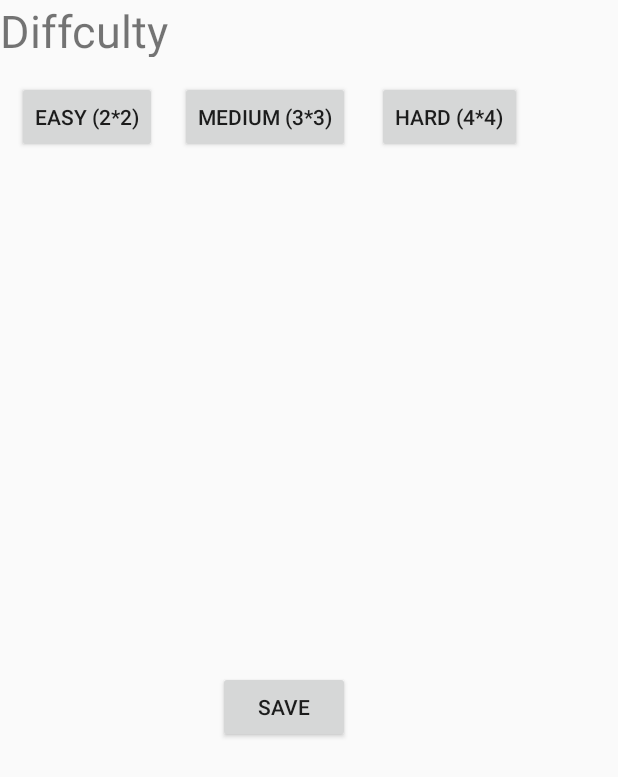
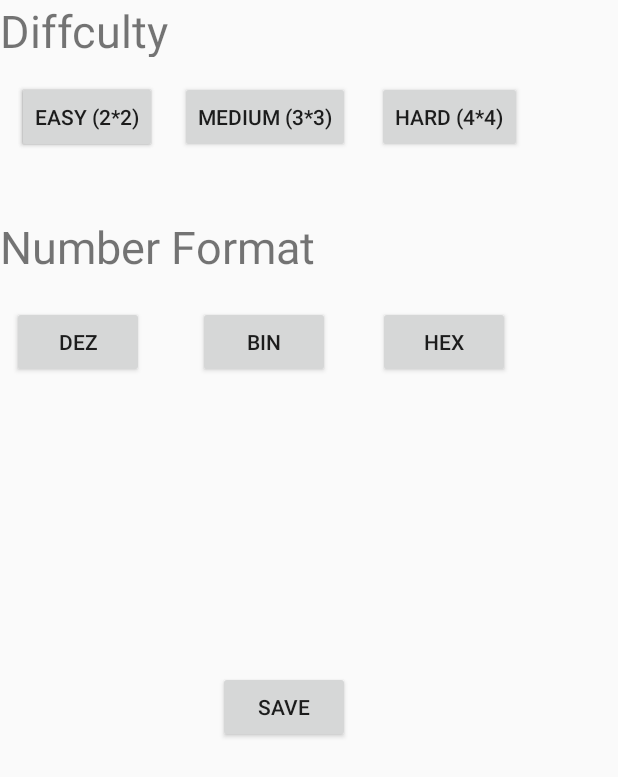
Before and after one commit to maleke9/SwitchSort, an Android app: the SettingsManager screen opened directly, with no data from a screen before it, on a phone screen of 412 x 824 dp. Shown: the top 777 px of the screen. Run offline under Robolectric (Android 15) with nearby library versions, the phone set to English and light mode, and no system bars.

Commit message:
added db

```diff
--- a/app/src/main/AndroidManifest.xml
+++ b/app/src/main/AndroidManifest.xml
@@ -20,6 +20,9 @@
         <activity android:name=".Game"></activity>
         <activity android:name=".SettingsManager"></activity>
         <activity android:name=".About"></activity>
+        <activity android:name=".db.EditScore_activity"></activity>
+        <activity android:name=".db.Highscore_activity"></activity>
+
     </application>
 
 </manifest>
--- a/app/src/main/java/com/example/user/test/SettingsManager.java
+++ b/app/src/main/java/com/example/user/test/SettingsManager.java
@@ -8,12 +8,12 @@ import android.widget.Button;
 
 public class SettingsManager extends Activity implements View.OnClickListener {
 
-    Button easy,medium,hard,save;
+    Button easy,medium,hard,save,dez,bin,hex;
     @Override
     protected void onCreate(Bundle savedInstanceState) {
         super.onCreate(savedInstanceState);
         setContentView(R.layout.activity_settingsmanager);
-        easy = (Button) findViewById(R.id.btn_easy);
+        easy = (Button) findViewById(R.id.btn_hex);
         easy.setOnClickListener(this);
         medium = (Button) findViewById(R.id.btn_medium);
         medium.setOnClickListener(this);
@@ -21,6 +21,15 @@ public class SettingsManager extends Activity implements View.OnClickListener {
         hard.setOnClickListener(this);
         save = findViewById(R.id.btn_save);
         save.setOnClickListener(this);
+
+        dez = findViewById(R.id.btn_dez);
+        dez.setOnClickListener(this);
+
+        bin = findViewById(R.id.btn_bin);
+        bin.setOnClickListener(this);
+
+        hex = findViewById(R.id.btn_hex);
+        hex.setOnClickListener(this);
     }
 
 
@@ -45,6 +54,15 @@ public class SettingsManager extends Activity implements View.OnClickListener {
                 startActivity(toMenue);
                 this.finish();
                 break;
+            case R.id.btn_dez:
+                GlobVar.getInstance().setNumberType(NumberType.DEZ);
+                break;
+            case R.id.btn_bin :
+                GlobVar.getInstance().setNumberType(NumberType.BIN);
+                break;
+            case R.id.btn_hex :
+                GlobVar.getInstance().setNumberType(NumberType.HEX);
+                break;
         }
         }
 }
--- a/app/src/main/res/layout/activity_settingsmanager.xml
+++ b/app/src/main/res/layout/activity_settingsmanager.xml
@@ -1,59 +1,117 @@
 <?xml version="1.0" encoding="utf-8"?>
 <android.support.constraint.ConstraintLayout
     xmlns:android="http://schemas.android.com/apk/res/android"
+    xmlns:app="http://schemas.android.com/apk/res-auto"
     xmlns:tools="http://schemas.android.com/tools"
     android:layout_width="match_parent"
     android:layout_height="match_parent">
 
-    <RelativeLayout
+    <android.support.constraint.ConstraintLayout
+        android:id="@+id/relativeLayout"
         android:layout_width="368dp"
         android:layout_height="495dp"
-        tools:layout_editor_absoluteX="8dp"
-        tools:layout_editor_absoluteY="0dp">
+        tools:layout_editor_absoluteX="7dp"
+        tools:layout_editor_absoluteY="137dp">
+
+        <TextView
+            android:id="@+id/textView"
+            android:layout_width="227dp"
+            android:layout_height="38dp"
+            android:layout_marginTop="144dp"
+            android:text="Number Format"
+            android:textSize="30sp"
+            app:layout_constraintStart_toStartOf="parent"
+            app:layout_constraintTop_toTopOf="parent" />
+
+        <Button
+            android:id="@+id/btn_dez"
+            android:layout_width="wrap_content"
+            android:layout_height="wrap_content"
+            android:layout_marginStart="8dp"
+            android:layout_marginLeft="8dp"
+            android:layout_marginTop="204dp"
+            android:text="DEZ"
+            app:layout_constraintStart_toStartOf="parent"
+            app:layout_constraintTop_toTopOf="parent" />
+
+        <Button
+            android:id="@+id/btn_bin"
+            android:layout_width="wrap_content"
+            android:layout_height="wrap_content"
+            android:layout_marginStart="132dp"
+            android:layout_marginLeft="132dp"
+            android:layout_marginTop="204dp"
+            android:text="BIN"
+            app:layout_constraintStart_toStartOf="parent"
+            app:layout_constraintTop_toTopOf="parent" />
+
+        <Button
+            android:id="@+id/btn_easy2"
+            android:layout_width="wrap_content"
+            android:layout_height="wrap_content"
+            android:layout_marginStart="11dp"
+            android:layout_marginTop="54dp"
+            android:text="Easy (2*2)"
+            app:layout_constraintStart_toStartOf="parent"
+            app:layout_constraintTop_toTopOf="parent" />
 
         <TextView
             android:id="@+id/textView2"
             android:layout_width="227dp"
             android:layout_height="38dp"
             android:text="Diffculty"
-            android:textSize="30sp" />
+            android:textSize="30sp"
+            app:layout_constraintStart_toStartOf="parent"
+            app:layout_constraintTop_toTopOf="parent" />
+
+        <Button
+            android:id="@+id/btn_hex"
+            android:layout_width="wrap_content"
+            android:layout_height="wrap_content"
+            android:layout_marginStart="252dp"
+            android:layout_marginLeft="252dp"
+            android:layout_marginTop="204dp"
+            android:text="HEX"
+            app:layout_constraintStart_toStartOf="parent"
+            app:layout_constraintTop_toTopOf="parent" />
 
         <Button
             android:id="@+id/btn_easy"
             android:layout_width="wrap_content"
             android:layout_height="wrap_content"
-            android:layout_alignParentStart="true"
-            android:layout_alignParentTop="true"
             android:layout_marginStart="11dp"
             android:layout_marginTop="54dp"
-            android:text="Easy (2*2)" />
+            android:text="Easy (2*2)"
+            app:layout_constraintStart_toStartOf="parent"
+            app:layout_constraintTop_toTopOf="parent" />
 
         <Button
             android:id="@+id/btn_medium"
             android:layout_width="wrap_content"
             android:layout_height="wrap_content"
-            android:layout_alignParentStart="true"
-            android:layout_alignParentTop="true"
             android:layout_marginStart="120dp"
             android:layout_marginTop="54dp"
-            android:text="Medium (3*3)" />
+            android:text="Medium (3*3)"
+            app:layout_constraintStart_toStartOf="parent"
+            app:layout_constraintTop_toTopOf="parent" />
 
         <Button
             android:id="@+id/btn_hard"
             android:layout_width="wrap_content"
             android:layout_height="wrap_content"
-            android:layout_alignParentStart="true"
-            android:layout_alignParentTop="true"
             android:layout_marginStart="251dp"
             android:layout_marginTop="54dp"
-            android:text="Hard (4*4)" />
+            android:text="Hard (4*4)"
+            app:layout_constraintStart_toStartOf="parent"
+            app:layout_constraintTop_toTopOf="parent" />
 
         <Button
             android:id="@+id/btn_save"
             android:layout_width="wrap_content"
             android:layout_height="wrap_content"
-            android:layout_alignEnd="@+id/btn_medium"
-            android:layout_alignParentBottom="true"
-            android:text="Save" />
-    </RelativeLayout>
+            android:text="Save"
+            app:layout_constraintBottom_toBottomOf="parent"
+            app:layout_constraintEnd_toEndOf="@+id/btn_medium" />
+
+    </android.support.constraint.ConstraintLayout>
 </android.support.constraint.ConstraintLayout>
```
Also changed, not shown: app/src/main/java/com/example/user/test/Game.java (+6 -2 lines), app/src/main/java/com/example/user/test/GlobVar.java (+1 -1 lines), app/src/main/java/com/example/user/test/Menue.java (+12 -1 lines), app/src/main/java/com/example/user/test/Numbers.java (+2 -2 lines), app/src/main/java/com/example/user/test/PreGame.java (+0 -3 lines), app/src/main/java/com/example/user/test/db/DatabaseHelper.java (added, +151 -0 lines), app/src/main/java/com/example/user/test/db/EditScore_activity.java (added, +92 -0 lines), app/src/main/java/com/example/user/test/db/Highscore_activity.java (added, +121 -0 lines), app/src/main/res/layout/editscores_layout.xml (added, +52 -0 lines), app/src/main/res/layout/highscore_list.xml (added, +37 -0 lines).
